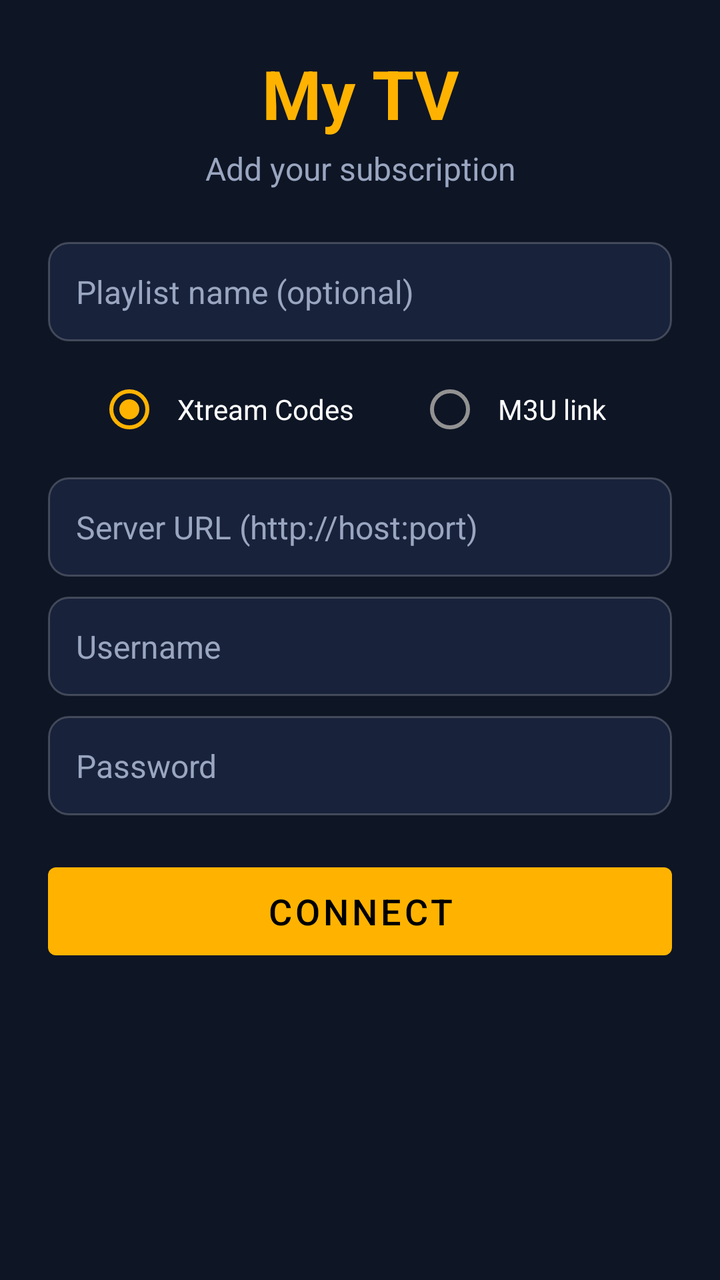
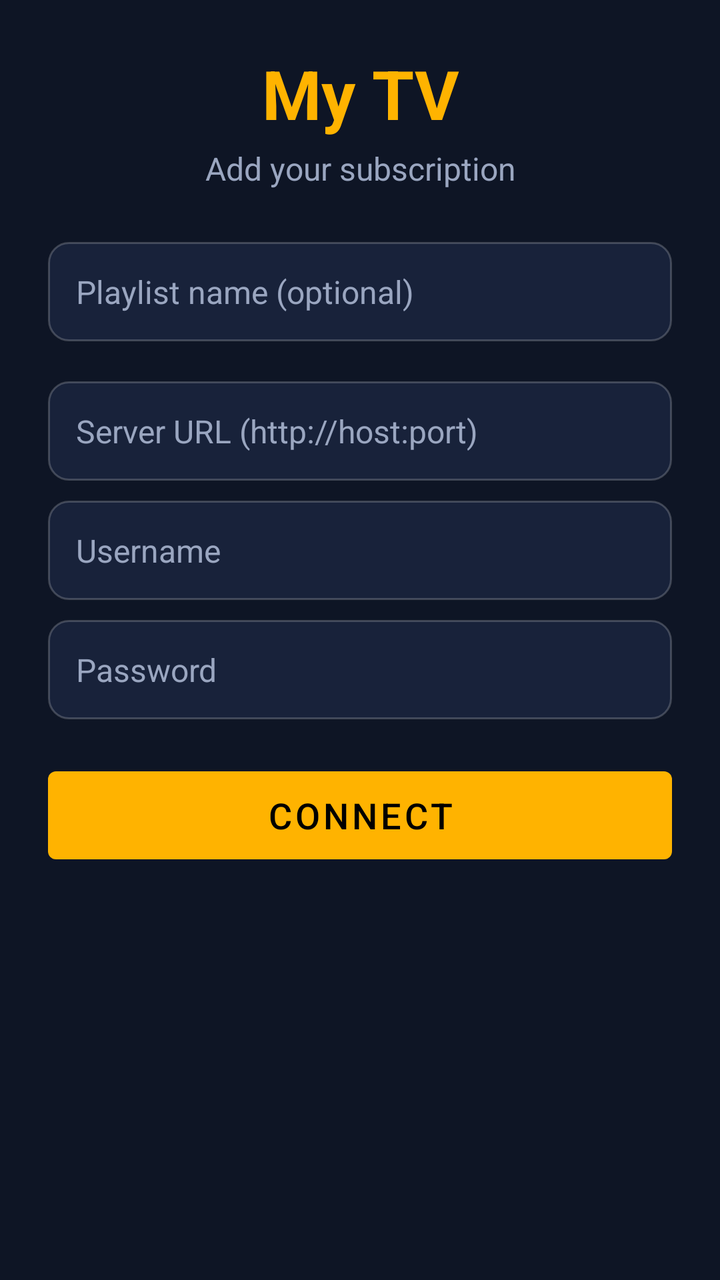

Screens rendered from an Android XML layout before and after an edit, with the pre-edit source and the edit as a unified diff.
<!-- AndroidManifest.xml: application theme Theme.MyTV -->
<!-- res/layout/activity_login.xml -->
<?xml version="1.0" encoding="utf-8"?>
<ScrollView xmlns:android="http://schemas.android.com/apk/res/android"
    android:layout_width="match_parent" android:layout_height="match_parent"
    android:fillViewport="true">

    <LinearLayout
        android:layout_width="match_parent" android:layout_height="wrap_content"
        android:layout_gravity="center" android:gravity="center_horizontal"
        android:orientation="vertical" android:padding="24dp">

        <LinearLayout
            android:layout_width="match_parent" android:layout_height="wrap_content"
            android:maxWidth="520dp" android:orientation="vertical">

            <TextView
                android:layout_width="match_parent" android:layout_height="wrap_content"
                android:gravity="center" android:text="@string/app_name"
                android:textColor="@color/accent" android:textSize="34sp" android:textStyle="bold" />

            <TextView
                android:layout_width="match_parent" android:layout_height="wrap_content"
                android:layout_marginTop="4dp" android:layout_marginBottom="16dp"
                android:gravity="center" android:text="@string/login_title"
                android:textColor="@color/text_secondary" android:textSize="16sp" />

            <EditText android:id="@+id/etName" style="@style/Field"
                android:layout_marginBottom="10dp"
                android:hint="@string/playlist_name" android:inputType="text"
                android:imeOptions="actionNext" />

            <RadioGroup
                android:layout_width="match_parent" android:layout_height="wrap_content"
                android:gravity="center" android:orientation="horizontal">
                <RadioButton
                    android:id="@+id/rbXtream"
                    android:layout_width="wrap_content" android:layout_height="wrap_content"
                    android:checked="true" android:padding="8dp" android:text="@string/xtream"
                    android:textColor="@color/text_primary" />
                <RadioButton
                    android:id="@+id/rbM3u"
                    android:layout_width="wrap_content" android:layout_height="wrap_content"
                    android:layout_marginStart="24dp" android:padding="8dp" android:text="@string/m3u"
                    android:textColor="@color/text_primary" />
            </RadioGroup>

            <LinearLayout
                android:id="@+id/xtreamFields"
                android:layout_width="match_parent" android:layout_height="wrap_content"
                android:orientation="vertical">
                <Spinner
                    android:id="@+id/spDns"
                    android:layout_width="match_parent" android:layout_height="52dp"
                    android:layout_marginTop="10dp"
                    android:background="@drawable/bg_field"
                    android:paddingStart="8dp" android:paddingEnd="8dp"
                    android:visibility="gone" />
                <EditText android:id="@+id/etServer" style="@style/Field"
                    android:hint="@string/server" android:inputType="textUri"
                    android:imeOptions="actionNext" android:nextFocusDown="@+id/etUser" />
                <EditText android:id="@+id/etUser" style="@style/Field"
                    android:hint="@string/username"
                    android:inputType="textVisiblePassword|textNoSuggestions"
                    android:importantForAutofill="no"
                    android:imeOptions="actionNext" android:nextFocusDown="@+id/etPass" />
                <EditText android:id="@+id/etPass" style="@style/Field"
                    android:hint="@string/password" android:inputType="textPassword"
                    android:imeOptions="actionDone" android:nextFocusDown="@+id/btnConnect" />
            </LinearLayout>

            <LinearLayout
                android:id="@+id/m3uFields"
                android:layout_width="match_parent" android:layout_height="wrap_content"
                android:orientation="vertical" android:visibility="gone">
                <EditText android:id="@+id/etM3u" style="@style/Field"
                    android:hint="@string/m3u_url" android:inputType="textUri"
                    android:imeOptions="actionDone" android:nextFocusDown="@+id/btnConnect" />
            </LinearLayout>

            <TextView
                android:id="@+id/tvError"
                android:layout_width="match_parent" android:layout_height="wrap_content"
                android:layout_marginTop="12dp" android:gravity="center"
                android:textColor="#FF6B6B" android:visibility="gone" />

            <Button
                android:id="@+id/btnConnect"
                android:layout_width="match_parent" android:layout_height="56dp"
                android:layout_marginTop="20dp" android:text="@string/connect"
                android:textSize="18sp" />

            <ProgressBar
                android:id="@+id/progress"
                android:layout_width="wrap_content" android:layout_height="wrap_content"
                android:layout_gravity="center" android:layout_marginTop="12dp"
                android:visibility="gone" />
        </LinearLayout>
    </LinearLayout>
</ScrollView>
<!-- resources referenced by this layout -->
<resources>
  <color name="accent">#FFB300</color>
  <color name="text_primary">#FFFFFF</color>
  <color name="text_secondary">#9AA6C0</color>
  <!-- drawable bg_field (drawable) -->
  <?xml version="1.0" encoding="utf-8"?>
  <selector xmlns:android="http://schemas.android.com/apk/res/android">
      <item android:state_focused="true">
          <shape><solid android:color="@color/surface" /><stroke android:width="2dp" android:color="@color/accent" /><corners android:radius="10dp" /></shape>
      </item>
      <item>
          <shape><solid android:color="@color/surface" /><stroke android:width="1dp" android:color="#33FFFFFF" /><corners android:radius="10dp" /></shape>
      </item>
  </selector>
  <string name="app_name">My TV</string>
  <string name="connect">Connect</string>
  <string name="login_title">Add your subscription</string>
  <string name="m3u">M3U link</string>
  <string name="m3u_url">M3U playlist URL</string>
  <string name="password">Password</string>
  <string name="playlist_name">Playlist name (optional)</string>
  <string name="server">Server URL (http://host:port)</string>
  <string name="username">Username</string>
  <string name="xtream">Xtream Codes</string>
  <style name="Field">
          <item name="android:layout_width">match_parent</item>
          <item name="android:layout_height">wrap_content</item>
          <item name="android:layout_marginTop">10dp</item>
          <item name="android:background">@drawable/bg_field</item>
          <item name="android:padding">14dp</item>
          <item name="android:textColor">@color/text_primary</item>
          <item name="android:textColorHint">@color/text_secondary</item>
          <item name="android:textSize">16sp</item>
          <item name="android:maxLines">1</item>
      </style>
  <style name="Theme.MyTV" parent="Theme.MaterialComponents.NoActionBar">
          <item name="colorPrimary">@color/accent</item>
          <item name="colorPrimaryVariant">@color/accent</item>
          <item name="colorOnPrimary">#000000</item>
          <item name="colorSecondary">@color/accent</item>
          <item name="colorOnSecondary">#000000</item>
          <item name="colorAccent">@color/accent</item>
          <item name="android:windowBackground">@color/bg</item>
          <item name="android:statusBarColor">@color/bg</item>
          <item name="android:navigationBarColor">@color/bg</item>
          <item name="android:textColorPrimary">@color/text_primary</item>
          <item name="android:textColorSecondary">@color/text_secondary</item>
      </style>
  <color name="surface">#18223A</color>
  <color name="bg">#0E1525</color>
</resources>

<!-- the commit's change to res/layout/activity_login.xml (unified diff, before → after) -->
@@ -29,6 +29,8 @@
                 android:imeOptions="actionNext" />
 
             <RadioGroup
+                android:id="@+id/rgType"
+                android:visibility="gone"
                 android:layout_width="match_parent" android:layout_height="wrap_content"
                 android:gravity="center" android:orientation="horizontal">
                 <RadioButton
